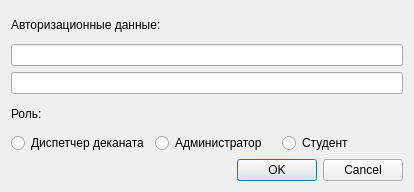
Old version of the form edituserdialog.ui in the repository sowecthal/IS-Decanat.
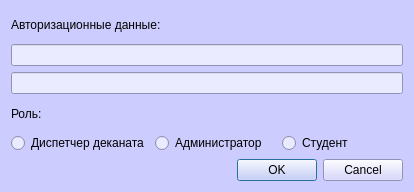
New version of the form.

What changed in the file:
```diff
--- a/edituserdialog.ui
+++ b/edituserdialog.ui
@@ -10,6 +10,448 @@
     <height>192</height>
    </rect>
   </property>
+  <property name="palette">
+   <palette>
+    <active>
+     <colorrole role="WindowText">
+      <brush brushstyle="SolidPattern">
+       <color alpha="255">
+        <red>0</red>
+        <green>0</green>
+        <blue>0</blue>
+       </color>
+      </brush>
+     </colorrole>
+     <colorrole role="Button">
+      <brush brushstyle="SolidPattern">
+       <color alpha="255">
+        <red>204</red>
+        <green>204</green>
+        <blue>255</blue>
+       </color>
+      </brush>
+     </colorrole>
+     <colorrole role="Light">
+      <brush brushstyle="SolidPattern">
+       <color alpha="255">
+        <red>255</red>
+        <green>255</green>
+        <blue>255</blue>
+       </color>
+      </brush>
+     </colorrole>
+     <colorrole role="Midlight">
+      <brush brushstyle="SolidPattern">
+       <color alpha="255">
+        <red>229</red>
+        <green>229</green>
+        <blue>255</blue>
+       </color>
+      </brush>
+     </colorrole>
+     <colorrole role="Dark">
+      <brush brushstyle="SolidPattern">
+       <color alpha="255">
+        <red>102</red>
+        <green>102</green>
+        <blue>127</blue>
+       </color>
+      </brush>
+     </colorrole>
+     <colorrole role="Mid">
+      <brush brushstyle="SolidPattern">
+       <color alpha="255">
+        <red>136</red>
+        <green>136</green>
+        <blue>170</blue>
+       </color>
+      </brush>
+     </colorrole>
+     <colorrole role="Text">
+      <brush brushstyle="SolidPattern">
+       <color alpha="255">
+        <red>0</red>
+        <green>0</green>
+        <blue>0</blue>
+       </color>
+      </brush>
+     </colorrole>
+     <colorrole role="BrightText">
+      <brush brushstyle="SolidPattern">
+       <color alpha="255">
+        <red>255</red>
+        <green>255</green>
+        <blue>255</blue>
+       </color>
+      </brush>
+     </colorrole>
+     <colorrole role="ButtonText">
+      <brush brushstyle="SolidPattern">
+       <color alpha="255">
+        <red>0</red>
+        <green>0</green>
+        <blue>0</blue>
+       </color>
+      </brush>
+     </colorrole>
+     <colorrole role="Base">
+      <brush brushstyle="SolidPattern">
+       <color alpha="255">
+        <red>235</red>
+        <green>235</green>
+        <blue>255</blue>
+       </color>
+      </brush>
+     </colorrole>
+     <colorrole role="Window">
+      <brush brushstyle="SolidPattern">
+       <color alpha="255">
+        <red>204</red>
+        <green>204</green>
+        <blue>255</blue>
+       </color>
+      </brush>
+     </colorrole>
+     <colorrole role="Shadow">
+      <brush brushstyle="SolidPattern">
+       <color alpha="255">
+        <red>0</red>
+        <green>0</green>
+        <blue>0</blue>
+       </color>
+      </brush>
+     </colorrole>
+     <colorrole role="AlternateBase">
+      <brush brushstyle="SolidPattern">
+       <color alpha="255">
+        <red>229</red>
+        <green>229</green>
+        <blue>255</blue>
+       </color>
+      </brush>
+     </colorrole>
+     <colorrole role="ToolTipBase">
+      <brush brushstyle="SolidPattern">
+       <color alpha="255">
+        <red>255</red>
+        <green>255</green>
+        <blue>220</blue>
+       </color>
+      </brush>
+     </colorrole>
+     <colorrole role="ToolTipText">
+      <brush brushstyle="SolidPattern">
+       <color alpha="255">
+        <red>0</red>
+        <green>0</green>
+        <blue>0</blue>
+       </color>
+      </brush>
+     </colorrole>
+     <colorrole role="PlaceholderText">
+      <brush brushstyle="SolidPattern">
+       <color alpha="128">
+        <red>0</red>
+        <green>0</green>
+        <blue>0</blue>
+       </color>
+      </brush>
+     </colorrole>
+    </active>
+    <inactive>
+     <colorrole role="WindowText">
+      <brush brushstyle="SolidPattern">
+       <color alpha="255">
+        <red>0</red>
+        <green>0</green>
+        <blue>0</blue>
+       </color>
+      </brush>
+     </colorrole>
+     <colorrole role="Button">
+      <brush brushstyle="SolidPattern">
+       <color alpha="255">
+        <red>204</red>
+        <green>204</green>
+        <blue>255</blue>
+       </color>
+      </brush>
+     </colorrole>
+     <colorrole role="Light">
+      <brush brushstyle="SolidPattern">
+       <color alpha="255">
+        <red>255</red>
+        <green>255</green>
+        <blue>255</blue>
+       </color>
+      </brush>
+     </colorrole>
+     <colorrole role="Midlight">
+      <brush brushstyle="SolidPattern">
+       <color alpha="255">
+        <red>229</red>
+        <green>229</green>
+        <blue>255</blue>
+       </color>
+      </brush>
+     </colorrole>
+     <colorrole role="Dark">
+      <brush brushstyle="SolidPattern">
+       <color alpha="255">
+        <red>102</red>
+        <green>102</green>
+        <blue>127</blue>
+       </color>
+      </brush>
+     </colorrole>
+     <colorrole role="Mid">
+      <brush brushstyle="SolidPattern">
+       <color alpha="255">
+        <red>136</red>
+        <green>136</green>
+        <blue>170</blue>
+       </color>
+      </brush>
+     </colorrole>
+     <colorrole role="Text">
+      <brush brushstyle="SolidPattern">
+       <color alpha="255">
+        <red>0</red>
+        <green>0</green>
+        <blue>0</blue>
+       </color>
+      </brush>
+     </colorrole>
+     <colorrole role="BrightText">
+      <brush brushstyle="SolidPattern">
+       <color alpha="255">
+        <red>255</red>
+        <green>255</green>
+        <blue>255</blue>
+       </color>
+      </brush>
+     </colorrole>
+     <colorrole role="ButtonText">
+      <brush brushstyle="SolidPattern">
+       <color alpha="255">
+        <red>0</red>
+        <green>0</green>
+        <blue>0</blue>
+       </color>
+      </brush>
+     </colorrole>
+     <colorrole role="Base">
+      <brush brushstyle="SolidPattern">
+       <color alpha="255">
+        <red>235</red>
+        <green>235</green>
+        <blue>255</blue>
+       </color>
+      </brush>
+     </colorrole>
+     <colorrole role="Window">
+      <brush brushstyle="SolidPattern">
+       <color alpha="255">
+        <red>204</red>
+        <green>204</green>
+        <blue>255</blue>
+       </color>
+      </brush>
+     </colorrole>
+     <colorrole role="Shadow">
+      <brush brushstyle="SolidPattern">
+       <color alpha="255">
+        <red>0</red>
+        <green>0</green>
+        <blue>0</blue>
+       </color>
+      </brush>
+     </colorrole>
+     <colorrole role="AlternateBase">
+      <brush brushstyle="SolidPattern">
+       <color alpha="255">
+        <red>229</red>
+        <green>229</green>
+        <blue>255</blue>
+       </color>
+      </brush>
+     </colorrole>
+     <colorrole role="ToolTipBase">
+      <brush brushstyle="SolidPattern">
+       <color alpha="255">
+        <red>255</red>
+        <green>255</green>
+        <blue>220</blue>
+       </color>
+      </brush>
+     </colorrole>
+     <colorrole role="ToolTipText">
+      <brush brushstyle="SolidPattern">
+       <color alpha="255">
+        <red>0</red>
+        <green>0</green>
+        <blue>0</blue>
+       </color>
+      </brush>
+     </colorrole>
+     <colorrole role="PlaceholderText">
+      <brush brushstyle="SolidPattern">
+       <color alpha="128">
+        <red>0</red>
+        <green>0</green>
+        <blue>0</blue>
+       </color>
+      </brush>
+     </colorrole>
+    </inactive>
+    <disabled>
+     <colorrole role="WindowText">
+      <brush brushstyle="SolidPattern">
+       <color alpha="255">
+        <red>102</red>
+        <green>102</green>
+        <blue>127</blue>
+       </color>
+      </brush>
+     </colorrole>
+     <colorrole role="Button">
+      <brush brushstyle="SolidPattern">
+       <color alpha="255">
+        <red>204</red>
+        <green>204</green>
+        <blue>255</blue>
+       </color>
+      </brush>
+     </colorrole>
+     <colorrole role="Light">
+      <brush brushstyle="SolidPattern">
+       <color alpha="255">
+        <red>255</red>
+        <green>255</green>
+        <blue>255</blue>
+       </color>
+      </brush>
+     </colorrole>
+     <colorrole role="Midlight">
+      <brush brushstyle="SolidPattern">
+       <color alpha="255">
+        <red>229</red>
+        <green>229</green>
+        <blue>255</blue>
+       </color>
+      </brush>
+     </colorrole>
+     <colorrole role="Dark">
+      <brush brushstyle="SolidPattern">
+       <color alpha="255">
+        <red>102</red>
+        <green>102</green>
+        <blue>127</blue>
+       </color>
+      </brush>
+     </colorrole>
+     <colorrole role="Mid">
+      <brush brushstyle="SolidPattern">
+       <color alpha="255">
+        <red>136</red>
+        <green>136</green>
+        <blue>170</blue>
+       </color>
+      </brush>
+     </colorrole>
+     <colorrole role="Text">
+      <brush brushstyle="SolidPattern">
+       <color alpha="255">
+        <red>102</red>
+        <green>102</green>
+        <blue>127</blue>
+       </color>
+      </brush>
+     </colorrole>
+     <colorrole role="BrightText">
+      <brush brushstyle="SolidPattern">
+       <color alpha="255">
+        <red>255</red>
+        <green>255</green>
+        <blue>255</blue>
+       </color>
+      </brush>
+     </colorrole>
+     <colorrole role="ButtonText">
+      <brush brushstyle="SolidPattern">
+       <color alpha="255">
+        <red>102</red>
+        <green>102</green>
+        <blue>127</blue>
+       </color>
+      </brush>
+     </colorrole>
+     <colorrole role="Base">
+      <brush brushstyle="SolidPattern">
+       <color alpha="255">
+        <red>204</red>
+        <green>204</green>
+        <blue>255</blue>
+       </color>
+      </brush>
+     </colorrole>
+     <colorrole role="Window">
+      <brush brushstyle="SolidPattern">
+       <color alpha="255">
+        <red>204</red>
+        <green>204</green>
+        <blue>255</blue>
+       </color>
+      </brush>
+     </colorrole>
+     <colorrole role="Shadow">
+      <brush brushstyle="SolidPattern">
+       <color alpha="255">
+        <red>0</red>
+        <green>0</green>
+        <blue>0</blue>
+       </color>
+      </brush>
+     </colorrole>
+     <colorrole role="AlternateBase">
+      <brush brushstyle="SolidPattern">
+       <color alpha="255">
+        <red>204</red>
+        <green>204</green>
+        <blue>255</blue>
+       </color>
+      </brush>
+     </colorrole>
+     <colorrole role="ToolTipBase">
+      <brush brushstyle="SolidPattern">
+       <color alpha="255">
+        <red>255</red>
+        <green>255</green>
+        <blue>220</blue>
+       </color>
+      </brush>
+     </colorrole>
+     <colorrole role="ToolTipText">
+      <brush brushstyle="SolidPattern">
+       <color alpha="255">
+        <red>0</red>
+        <green>0</green>
+        <blue>0</blue>
+       </color>
+      </brush>
+     </colorrole>
+     <colorrole role="PlaceholderText">
+      <brush brushstyle="SolidPattern">
+       <color alpha="128">
+        <red>0</red>
+        <green>0</green>
+        <blue>0</blue>
+       </color>
+      </brush>
+     </colorrole>
+    </disabled>
+   </palette>
+  </property>
   <property name="windowTitle">
    <string>Dialog</string>
   </property>
```
